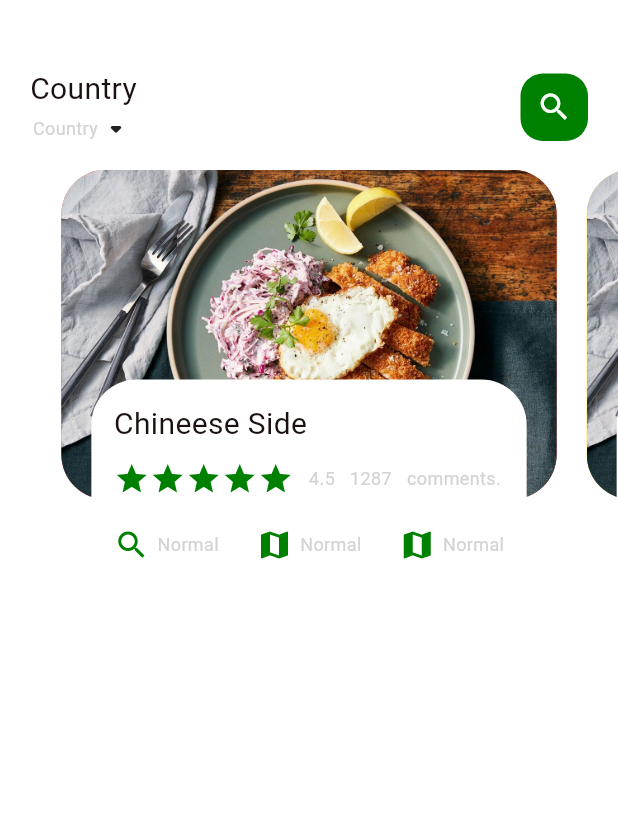
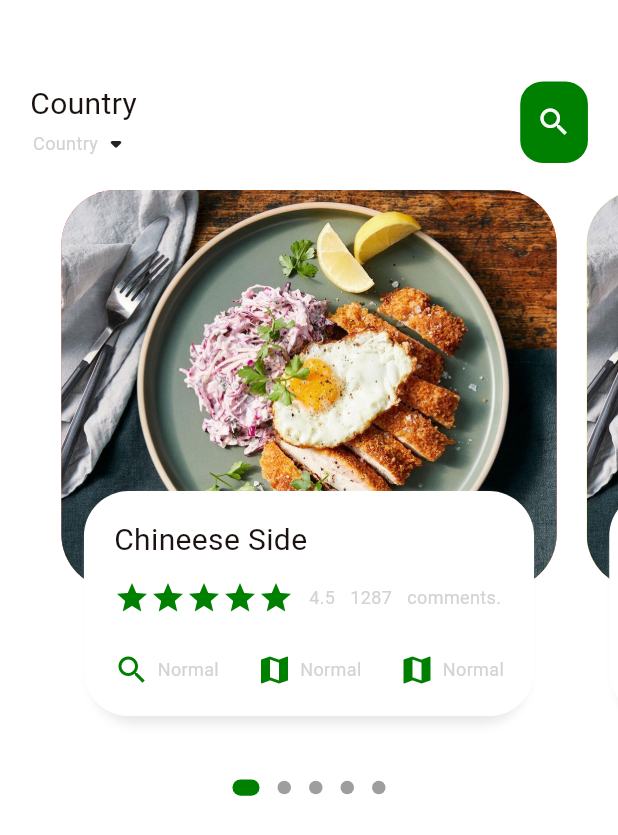
Before and after one commit to RazanHammad97/food_delivery_app, a Flutter app: the screen it shows after launch, on a phone screen of 412 x 824 dp. Shown: the top 835 px of the screen. Run offline on Flutter 3.47's test engine with Material 2 defaults, Android fonts, the phone set to English and light mode, and no system bars; drawn by our look-alikes of dots_indicator; our stand-ins replace get.

Commit message:
starting to use media query

```diff
--- a/lib/home/Icon_and_text_custom_widget.dart
+++ b/lib/home/Icon_and_text_custom_widget.dart
@@ -1,5 +1,8 @@
 import 'package:flutter/material.dart';
 import 'package:food_delivery_app_razan/widgets/small_text.dart';
+import 'package:get/get.dart';
+
+import '../utils/dimensions.dart';
 
 class IconAndText extends StatelessWidget {
   IconData icon;
@@ -21,7 +24,7 @@ class IconAndText extends StatelessWidget {
           color: iconColor,
         ),
         SizedBox(
-          width: 5,
+          width: Dimensions.width5,
         ),
         SmallText(text)
       ],
--- a/lib/home/food_home_page.dart
+++ b/lib/home/food_home_page.dart
@@ -1,4 +1,5 @@
 import 'package:flutter/material.dart';
+import 'package:food_delivery_app_razan/utils/dimensions.dart';
 import 'package:food_delivery_app_razan/widgets/big_text.dart';
 import 'package:food_delivery_app_razan/widgets/small_text.dart';
 import '../utils/app_colors.dart';
@@ -21,8 +22,8 @@ class _FoodHomePageState extends State<FoodHomePage> {
           Container(
             // color: Colors.red,
             child: Container(
-              margin: EdgeInsets.only(top: 45,bottom: 15),
-              padding: EdgeInsets.only(left: 20,right: 20),
+              margin: EdgeInsets.only(top: Dimensions.height45,bottom: Dimensions.height15),
+              padding: EdgeInsets.only(left: Dimensions.width20,right: Dimensions.width20),
               child: Row(
                 mainAxisAlignment: MainAxisAlignment.spaceBetween,
                 children: [
@@ -38,8 +39,8 @@ class _FoodHomePageState extends State<FoodHomePage> {
                     ],
                   ),
                   Container(
-                    width: 45,
-                    height: 45,
+                    width: Dimensions.width45,
+                    height: Dimensions.height45,
                     decoration: BoxDecoration(
                         borderRadius: BorderRadius.circular(15),
                         color: AppColors.mainColor
--- a/lib/home/home_page_body.dart
+++ b/lib/home/home_page_body.dart
@@ -1,8 +1,10 @@
 import 'package:flutter/material.dart';
 import 'package:food_delivery_app_razan/home/Icon_and_text_custom_widget.dart';
+import 'package:food_delivery_app_razan/utils/dimensions.dart';
 import 'package:food_delivery_app_razan/widgets/big_text.dart';
 import 'package:food_delivery_app_razan/widgets/small_text.dart';
 import 'package:food_delivery_app_razan/utils/app_colors.dart';
+import 'package:dots_indicator/dots_indicator.dart';
 
 class HomePageBody extends StatefulWidget {
   const HomePageBody({super.key});
@@ -13,14 +15,16 @@ class HomePageBody extends StatefulWidget {
 
 class _HomePageBodyState extends State<HomePageBody> {
   PageController _controller = PageController(viewportFraction: 0.85);
-  var _curPageIndex = 0.0;
+  var _curPageIndex = 0;
+  double _scaleFactor = 0.8;
+  double _height = Dimensions.height220;
 
   @override
   void initState() {
     // TODO: implement initState
     super.initState();
     _controller.addListener(() {
-      _curPageIndex = _controller.page!;
+      _curPageIndex = _controller.page!.toInt();
     });
   }
 
@@ -33,25 +37,76 @@ class _HomePageBodyState extends State<HomePageBody> {
 
   @override
   Widget build(BuildContext context) {
-    return Container(
-      height: 320,
+    print(MediaQuery.of(context).size.width);
+    print(MediaQuery.of(context).size.height);
+    // print(_curPageIndex);
+    return Column(
+      children: [
+        Container(
+          height: Dimensions.height320,
           child: PageView.builder(
+              onPageChanged: (index) {
+                print(index); //number of current page
+                setState(() {});
+              },
               controller: _controller,
               itemCount: 5,
               itemBuilder: (context, position) {
                 return _buildPageItem(position);
               }),
+        ),
+        new DotsIndicator(
+          dotsCount: 5,
+          position: _curPageIndex,
+          decorator: DotsDecorator(
+            activeColor: AppColors.mainColor,
+            size: const Size.square(9.0),
+            activeSize:  Size(Dimensions.width18, Dimensions.height9),
+            activeShape: RoundedRectangleBorder(
+                borderRadius: BorderRadius.circular(Dimensions.radius5)),
+          ),
+        ),
+      ],
     );
-  }
   }
 
   Widget _buildPageItem(int index) {
+    // print(_curPageIndex.toString() + "current page index");
+    // Matrix4 matrix = Matrix4.identity();
+    // if (index == _curPageIndex.floor()) {
+    //   print(index);
+    //   print(_curPageIndex);
+    //   var curScale = 1 - (_curPageIndex - index) * (1 - _scaleFactor);
+    //   print(curScale);
+    //   var curTrans = _height * (1 - curScale) / 2;
+    //   print(curTrans);
+    //   matrix = Matrix4.diagonal3Values(1, curScale, 1)
+    //     ..setTranslationRaw(0, curTrans, 0);
+    // } else if (index == _curPageIndex.floor() + 1) {
+    //   var curScale =
+    //       _scaleFactor + (_curPageIndex - index + 1) * (1 - _scaleFactor);
+    //   var curTrans = _height * (1 - curScale) / 2;
+    //   matrix = Matrix4.diagonal3Values(1, curScale, 1);
+    //   matrix = Matrix4.diagonal3Values(1, curScale, 1)
+    //     ..setTranslationRaw(0, curTrans, 0);
+    //   // ..setTranslationRaw(0, curTrans, 0);
+    // } else if (index == _curPageIndex.floor() - 1) {
+    //   var curScale = 1 - (_curPageIndex - index) * (1 - _scaleFactor);
+    //   var curTrans = _height * (1 - curScale) / 2;
+    //   matrix = Matrix4.diagonal3Values(1, curScale, 1);
+    //   matrix = Matrix4.diagonal3Values(1, curScale, 1)
+    //     ..setTranslationRaw(0, curTrans, 0);
+    // } else {
+    //   var curScale = 0.8;
+    //   matrix = Matrix4.diagonal3Values(1, curScale, 1)
+    //     ..setTranslationRaw(0, _height * (1 - _scaleFactor) / 2, 1);
+    // }
     return Stack(children: [
       Container(
-      height: 220,
-      margin: EdgeInsets.only(left: 10, right: 10),
+        height: _height,
+        margin: EdgeInsets.only(left: Dimensions.width10, right: Dimensions.width10),
         decoration: BoxDecoration(
-          borderRadius: BorderRadius.circular(30),
+            borderRadius: BorderRadius.circular(Dimensions.radius30),
             color: index.isEven ? Colors.red : Colors.yellow,
             image: DecorationImage(
                 image: AssetImage("assets/image01.jpg"), fit: BoxFit.cover)),
@@ -60,17 +115,21 @@ Widget _buildPageItem(int index) {
         alignment: Alignment.bottomCenter,
         child: Container(
           height: 150,
-        margin: EdgeInsets.only(left: 30, right: 30, bottom: 30),
-        decoration: BoxDecoration(
-            borderRadius: BorderRadius.circular(30), color: Colors.white),
+          margin: EdgeInsets.only(left: Dimensions.width30, right: Dimensions.width30, bottom: Dimensions.height30),
+          decoration: BoxDecoration(boxShadow: [
+            BoxShadow(
+                color: Color(0xFFe8e8e8), blurRadius: 5, offset: Offset(0, 5)),
+            BoxShadow(color: Colors.white, offset: Offset(-5, 0)),
+            BoxShadow(color: Colors.white, offset: Offset(5, 0)),
+          ], borderRadius: BorderRadius.circular(30), color: Colors.white),
           child: Container(
-          padding: EdgeInsets.only(top: 15, left: 15, right: 15),
+            padding: EdgeInsets.only(top: Dimensions.height15, left: Dimensions.width15, right: Dimensions.width15),
             child: Column(
               crossAxisAlignment: CrossAxisAlignment.start,
               children: [
                 BigText("Chineese Side"),
                 SizedBox(
-                height: 10,
+                  height: Dimensions.height10,
                 ),
                 Row(
                   children: [
@@ -83,21 +142,21 @@ Widget _buildPageItem(int index) {
                               )),
                     ),
                     SizedBox(
-                    width: 10,
+                      width: Dimensions.width10,
                     ),
                     SmallText("4.5"),
                     SizedBox(
-                    width: 10,
+                      width: Dimensions.width10,
                     ),
                     SmallText("1287"),
                     SizedBox(
-                    width: 10,
+                      width: Dimensions.width10,
                     ),
                     SmallText("comments."),
                   ],
                 ),
                 SizedBox(
-                height: 20,
+                  height: Dimensions.height20,
                 ),
                 Row(
                   mainAxisAlignment: MainAxisAlignment.spaceBetween,
@@ -126,3 +185,4 @@ Widget _buildPageItem(int index) {
       ),
     ]);
   }
+}
--- a/lib/main.dart
+++ b/lib/main.dart
@@ -1,6 +1,7 @@
 import 'package:flutter/material.dart';
 import 'package:food_delivery_app_razan/utils/app_colors.dart';
 import 'home/food_home_page.dart';
+import 'package:get/get.dart';
 
 void main() {
   runApp(const MyApp());
@@ -11,7 +12,7 @@ class MyApp extends StatelessWidget {
 
   @override
   Widget build(BuildContext context) {
-    return MaterialApp(
+    return GetMaterialApp(
       debugShowCheckedModeBanner: false,
       title: 'Food Delivery App',
       theme: ThemeData(
--- a/lib/utils/dimensions.dart
+++ b/lib/utils/dimensions.dart
@@ -1,3 +1,38 @@
+import 'package:get/get.dart';
 class Dimensions {
 
+  static double screenWidth = Get.context!.width;
+  static double screenHeight = Get.context!.height;
+
+  //height for container
+
+  static double height9 = screenHeight/75.8;
+  static double height10 = screenHeight/68.3;
+  static double height15 = screenHeight/45.5;
+  static double height20 = screenHeight/34.15;
+  static double height45 = screenHeight / 15.17;
+  static double height220 = screenHeight/3.10;
+  static double height320 = screenHeight/2.13;
+  static double height30 = screenHeight/22.76;
+
+
+
+  //width
+  static double width5 = screenWidth/82.2;
+  static double width10 = screenWidth/41.1;
+  static double width15 = screenWidth/27.4;
+  static double width20 = screenWidth/20.55;
+  static double width45 = screenWidth/9.13;
+  static double width18 = screenWidth/22.83;
+  static double width30 = screenWidth/13.7;
+
+
+  // radius
+  static double radius15 = screenHeight/45.5;
+  static double radius5 = screenHeight/136.6;
+  static double radius20 = screenHeight/34.15;
+  static double radius30 = screenHeight/22.76;
+
+  // font size
+
 }
--- a/pubspec.yaml
+++ b/pubspec.yaml
@@ -36,6 +36,7 @@ dependencies:
   # Use with the CupertinoIcons class for iOS style icons.
   cupertino_icons: ^1.0.2
   get: ^4.6.5
+  dots_indicator: ^3.0.0
 
 dev_dependencies:
   flutter_test:
```
Also changed, not shown: pubspec.lock. Lines whose indentation alone changed are shown as unchanged.
